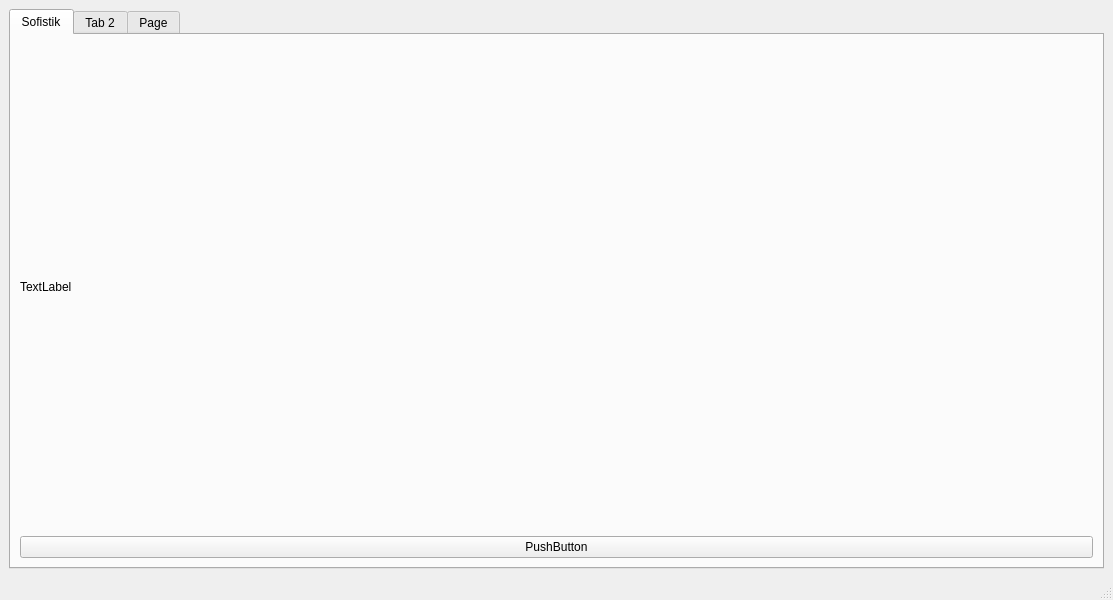
Before: the Qt Designer form src/gui/main_gui.ui in Utrfm/SPConcreteTools, drawn with Qt 5.
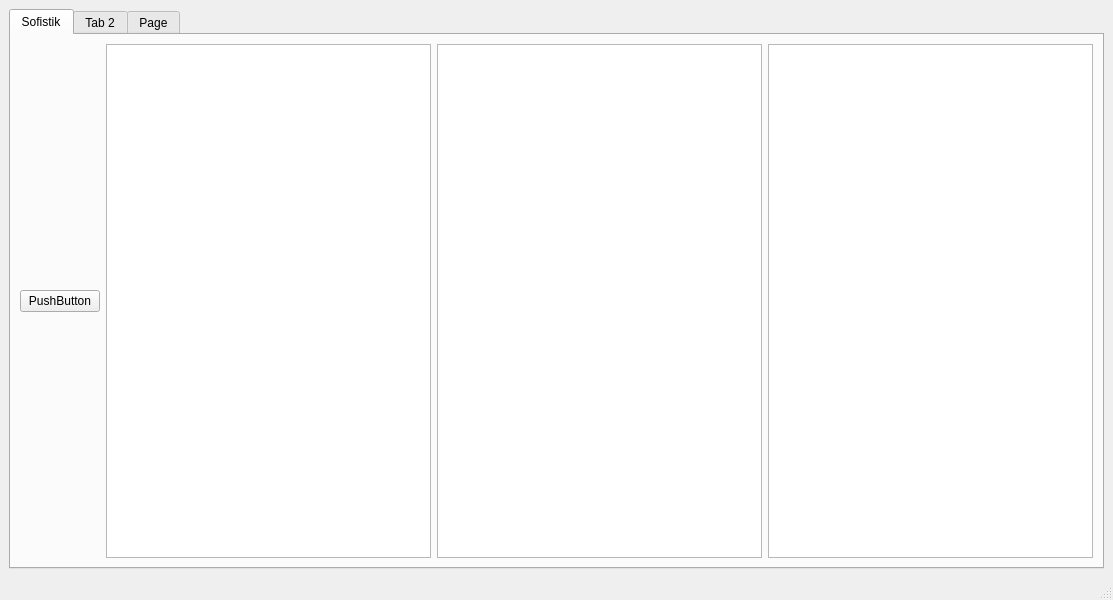
After: the same form once the commit is applied.

Diff of the .ui file:
```diff
--- a/src/gui/main_gui.ui
+++ b/src/gui/main_gui.ui
@@ -49,29 +49,24 @@
          </attribute>
          <layout class="QHBoxLayout" name="horizontalLayout_2">
           <item>
-           <layout class="QHBoxLayout" name="horizontalLayout_6">
-            <item>
-             <layout class="QVBoxLayout" name="verticalLayout_2">
-              <item>
-               <widget class="QLabel" name="label">
-                <property name="text">
-                 <string>TextLabel</string>
-                </property>
-               </widget>
-              </item>
-              <item>
                <widget class="QPushButton" name="pushButton">
                 <property name="text">
                  <string>PushButton</string>
                 </property>
                </widget>
               </item>
-             </layout>
-            </item>
-           </layout>
-          </item>
           <item>
-           <layout class="QHBoxLayout" name="horizontalLayout_5"/>
+           <layout class="QGridLayout" name="gridLayout_3">
+            <item row="0" column="2">
+             <widget class="QListView" name="listView"/>
+            </item>
+            <item row="0" column="1">
+             <widget class="QListView" name="listView_2"/>
+            </item>
+            <item row="0" column="0">
+             <widget class="QListView" name="listView_3"/>
+            </item>
+           </layout>
           </item>
          </layout>
         </widget>
```
Lines whose indentation alone changed are shown as unchanged.
